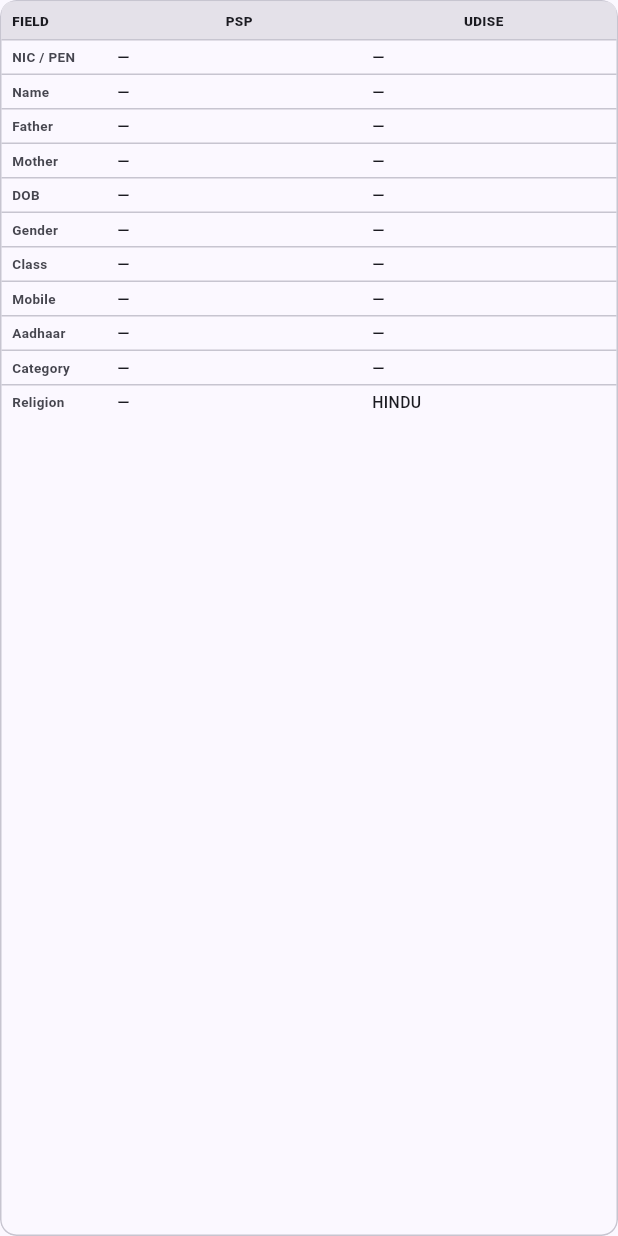
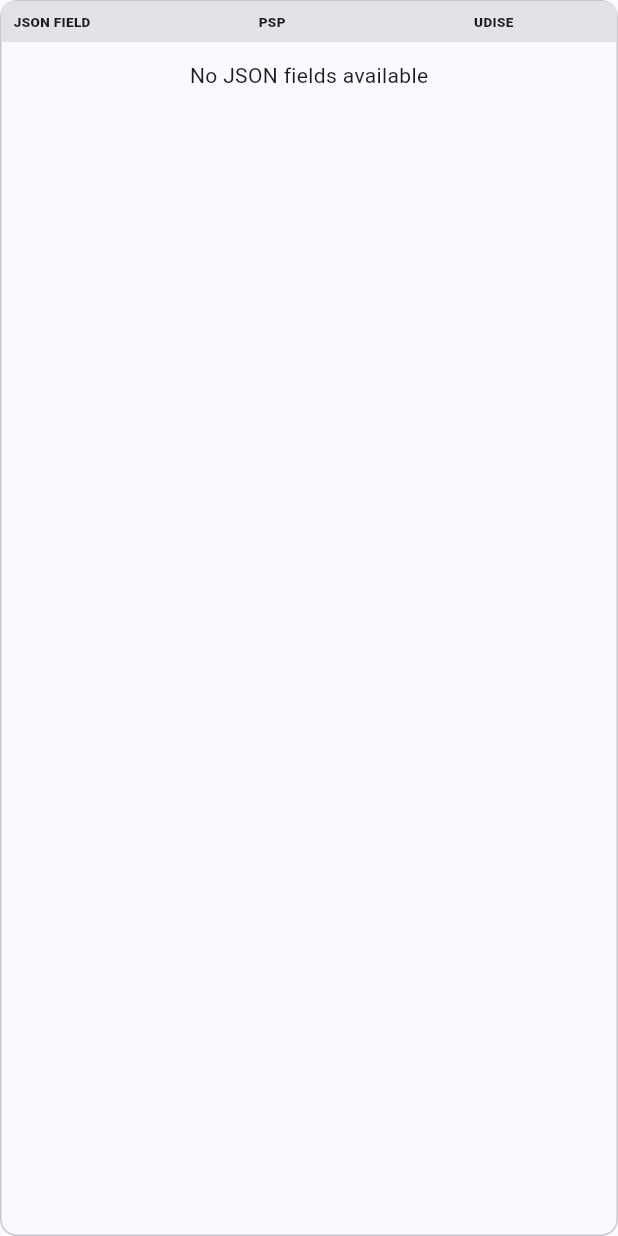
Before and after one commit to techwithkaushik/student-comparison, a Flutter app: the _ComparisonTable widget shown alone on an empty page, opened directly with empty values, on a phone screen of 412 x 824 dp. Run offline on Flutter 3.47's test engine with Material 3 defaults, Android fonts, the phone set to English and light mode, and no system bars; our stand-ins replace csv, file_picker, permission_handler, sqflite; accounts and stored records are empty; statements that could not run were skipped.

Commit message:
Show every PSP and UDISE JSON field in student details

```diff
--- a/lib/screens/comparison_screen.dart
+++ b/lib/screens/comparison_screen.dart
@@ -1410,113 +1410,40 @@ class _ComparisonTable extends StatelessWidget {
 
   const _ComparisonTable({required this.row});
 
-  bool _isDiff(String key) => row.diffs.contains(key);
-
-  String _pspValue(String key) {
-    final p = row.psp;
-    if (p == null) return '—';
-
-    switch (key) {
-      case 'NIC / PEN':
-        return p.nicId.isEmpty ? '—' : '${p.nicId}  SR ${p.srNo}';
-      case 'Name':
-        return p.studentName.isEmpty ? '—' : p.studentName;
-      case 'Father':
-        return p.fatherName.isEmpty ? '—' : p.fatherName;
-      case 'Mother':
-        return p.motherName.isEmpty ? '—' : p.motherName;
-      case 'DOB':
-        return p.dob.isEmpty ? '—' : p.dob;
-      case 'Gender':
-        return p.gender.isEmpty ? '—' : p.genderNormValue;
-      case 'Class':
-        return p.studyingClass.isEmpty ? '—' : p.studyingClass;
-      case 'Mobile':
-        return p.mobile.isEmpty ? '—' : p.mobile;
-      case 'Aadhaar':
-        return p.aadhaarLast4.isEmpty ? '—' : '•••• ${p.aadhaarLast4}';
-      case 'Category':
-        return p.socialCategory.isEmpty ? '—' : p.socialCategory;
-      case 'Religion':
-        return p.religion.isEmpty ? '—' : p.religion;
-      default:
-        return '—';
-    }
-  }
-
-  String _classText(UdiseStudent u) {
-    final n = u.classDescCanon;
-    const names = <String, String>{
-      '0': 'Pre-primary',
-      '1': 'First',
-      '2': 'Second',
-      '3': 'Third',
-      '4': 'Fourth',
-      '5': 'Fifth',
-      '6': 'Sixth',
-      '7': 'Seventh',
-      '8': 'Eighth',
-      '9': 'Ninth',
-      '10': 'Tenth',
-      '11': 'Eleventh',
-      '12': 'Twelfth',
-    };
-
-    if (names.containsKey(n)) return names[n]!;
-
-    final id = u.classIdCanon;
-    return names[id] ?? (u.classDesc.isNotEmpty ? u.classDesc : '—');
-  }
-
-  String _udiseValue(String key) {
-    final u = row.udise;
-    if (u == null) return '—';
-
-    switch (key) {
-      case 'NIC / PEN':
-        return u.studentCodeNat.isEmpty ? '—' : u.studentCodeNat;
-      case 'Name':
-        return u.studentName.isEmpty ? '—' : u.studentName;
-      case 'Father':
-        return u.fatherName.isEmpty ? '—' : u.fatherName;
-      case 'Mother':
-        return u.motherName.isEmpty ? '—' : u.motherName;
-      case 'DOB':
-        return u.dob.isEmpty ? '—' : u.dob;
-      case 'Gender':
-        return u.gender.isEmpty ? '—' : u.genderNormValue;
-      case 'Class':
-        return _classText(u);
-      case 'Mobile':
-        return u.mobile.isEmpty ? '—' : u.mobile;
-      case 'Aadhaar':
-        return u.uuidLast4.isEmpty ? '—' : '•••• ${u.uuidLast4}';
-      case 'Category':
-        return u.categoryNorm.isEmpty ? '—' : u.categoryNorm;
-      case 'Religion':
-        return u.religionNormValue.isEmpty ? '—' : u.religionNormValue;
-      default:
-        return '—';
-    }
+  String _display(dynamic value) {
+    if (value == null) return '—';
+    if (value is String && value.trim().isEmpty) return '—';
+    if (value is Map || value is List) {
+      try {
+        return const JsonEncoder.withIndent('  ').convert(value);
+      } catch (_) {
+        return value.toString();
+      }
+    }
+    return value.toString();
+  }
+
+  String _fieldLabel(String key) {
+    // Keep original JSON key exactly; this avoids losing fields and makes
+    // it obvious which source field is being displayed.
+    return key;
+  }
+
+  List<String> _keys() {
+    final keys = <String>{};
+    keys.addAll(row.psp?.raw.keys.map((e) => e.toString()) ?? const <String>[]);
+    keys.addAll(row.udise?.raw.keys.map((e) => e.toString()) ?? const <String>[]);
+    final result = keys.toList();
+    result.sort((a, b) => a.toLowerCase().compareTo(b.toLowerCase()));
+    return result;
   }
 
   @override
   Widget build(BuildContext context) {
     final scheme = Theme.of(context).colorScheme;
-
-    const fields = [
-      'NIC / PEN',
-      'Name',
-      'Father',
-      'Mother',
-      'DOB',
-      'Gender',
-      'Class',
-      'Mobile',
-      'Aadhaar',
-      'Category',
-      'Religion',
-    ];
+    final p = row.psp?.raw ?? const <String, dynamic>{};
+    final u = row.udise?.raw ?? const <String, dynamic>{};
+    final fields = _keys();
 
     return ClipRRect(
       borderRadius: BorderRadius.circular(11),
@@ -1528,67 +1455,52 @@ class _ComparisonTable extends StatelessWidget {
         child: Column(
           children: [
             Container(
-              padding: const EdgeInsets.symmetric(
-                horizontal: 7,
-                vertical: 6,
-              ),
+              padding: const EdgeInsets.symmetric(horizontal: 8, vertical: 7),
               color: scheme.surfaceContainerHighest,
-              child: const Row(
-                children: [
-                  SizedBox(
-                    width: 70,
+              child: Row(
+                children: const [
+                  Expanded(
+                    flex: 2,
                     child: Text(
-                      'FIELD',
-                      style: TextStyle(
-                        fontSize: 9,
-                        fontWeight: FontWeight.w800,
-                      ),
+                      'JSON FIELD',
+                      style: TextStyle(fontSize: 9, fontWeight: FontWeight.w800),
                     ),
                   ),
                   Expanded(
+                    flex: 3,
                     child: Center(
                       child: Text(
                         'PSP',
-                        textAlign: TextAlign.center,
-                        style: TextStyle(
-                          fontSize: 9,
-                          fontWeight: FontWeight.w800,
-                        ),
+                        style: TextStyle(fontSize: 9, fontWeight: FontWeight.w800),
                       ),
                     ),
                   ),
                   Expanded(
+                    flex: 3,
                     child: Center(
                       child: Text(
                         'UDISE',
-                        textAlign: TextAlign.center,
-                        style: TextStyle(
-                          fontSize: 9,
-                          fontWeight: FontWeight.w800,
-                        ),
-                      ),
-                    ),
-                  ),
-                ],
-              ),
-            ),
+                        style: TextStyle(fontSize: 9, fontWeight: FontWeight.w800),
+                      ),
+                    ),
+                  ),
+                ],
+              ),
+            ),
+            if (fields.isEmpty)
+              const Padding(
+                padding: EdgeInsets.all(12),
+                child: Text('No JSON fields available'),
+              )
+            else
               ...fields.map((field) {
-              final diffKey = switch (field) {
-                'Name' => 'NAME_MISMATCH',
-                'Father' => 'FATHER_MISMATCH',
-                'Mother' => 'MOTHER_MISMATCH',
-                'DOB' => 'DOB_MISMATCH',
-                'Gender' => 'GENDER_MISMATCH',
-                'Class' => 'CLASS_MISMATCH',
-                'Mobile' => 'MOBILE_MISMATCH',
-                'Aadhaar' => 'AADHAAR_MISMATCH',
-                'Category' => 'CATEGORY_MISMATCH',
-                'Religion' => 'RELIGION_MISMATCH',
-                _ => null,
-              };
-
-              final different =
-                  diffKey != null && _isDiff(diffKey);
+                final pv = p[field];
+                final uv = u[field];
+                final ps = _display(pv);
+                final us = _display(uv);
+                final different = p.containsKey(field) &&
+                    u.containsKey(field) &&
+                    ps != us;
 
                 return Container(
                   decoration: BoxDecoration(
@@ -1597,17 +1509,18 @@ class _ComparisonTable extends StatelessWidget {
                     ),
                   ),
                   child: Row(
-                  crossAxisAlignment: CrossAxisAlignment.center,
+                    crossAxisAlignment: CrossAxisAlignment.start,
                     children: [
-                    SizedBox(
-                      width: 70,
+                      Expanded(
+                        flex: 2,
                         child: Padding(
                           padding: const EdgeInsets.symmetric(
                             horizontal: 7,
-                          vertical: 4,
+                            vertical: 6,
                           ),
                           child: Text(
-                          field,
+                            _fieldLabel(field),
+                            softWrap: true,
                             style: TextStyle(
                               fontSize: 9,
                               fontWeight: FontWeight.w700,
@@ -1617,14 +1530,16 @@ class _ComparisonTable extends StatelessWidget {
                         ),
                       ),
                       Expanded(
+                        flex: 3,
                         child: _ValueCell(
-                        value: _pspValue(field),
+                          value: ps,
                           mismatch: different,
                         ),
                       ),
                       Expanded(
+                        flex: 3,
                         child: _ValueCell(
-                        value: _udiseValue(field),
+                          value: us,
                           mismatch: different,
                         ),
                       ),
```
Lines whose indentation alone changed are shown as unchanged.
